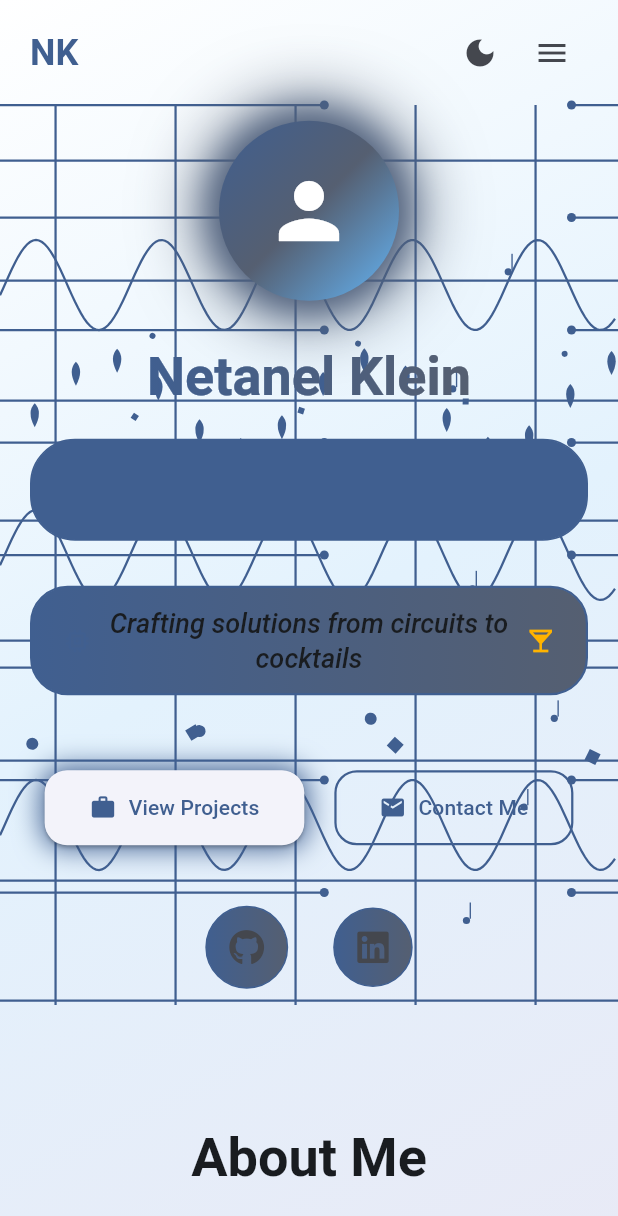
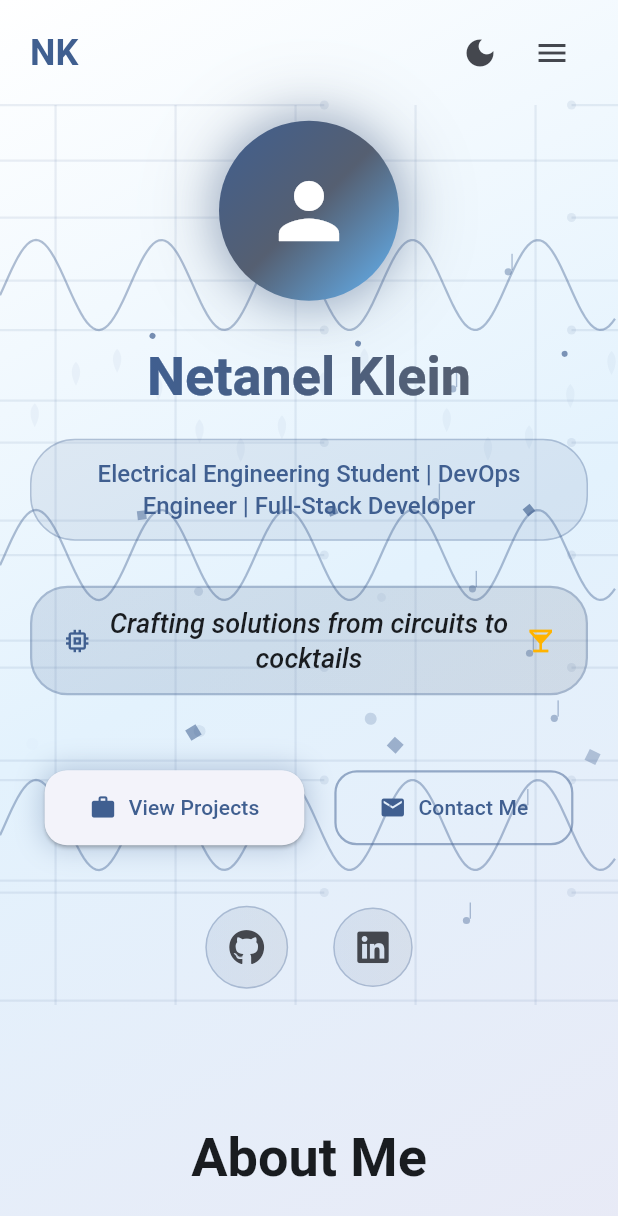
Before and after one commit to netanelklein/netanel-homepage, a Flutter app: the screen it shows after launch, after a tap on the "light mode" icon, on a phone screen of 412 x 824 dp. Shown: the top 1216 px of the screen. Run offline on Flutter 3.47's test engine with Material 3 defaults, Android fonts, the phone set to English and light mode, and no system bars; our stand-ins replace animate_do, flutter_screenutil, font_awesome_flutter, responsive_builder.

Commit message:
Fixed opacities

```diff
--- a/lib/presentation/widgets/common/artistic_background.dart
+++ b/lib/presentation/widgets/common/artistic_background.dart
@@ -46,7 +46,7 @@ class _ArtisticBackgroundState extends State<ArtisticBackground>
               return CustomPaint(
                 painter: ArtisticPatternPainter(
                   animationValue: _animationController.value,
-                  color: Theme.of(context).colorScheme.primary.withValues(),
+                  color: Theme.of(context).colorScheme.primary.withValues(alpha: 0.1),
                   isDark: Theme.of(context).brightness == Brightness.dark,
                 ),
               );
@@ -63,7 +63,7 @@ class _ArtisticBackgroundState extends State<ArtisticBackground>
                 return CustomPaint(
                   painter: FloatingParticlesPainter(
                     animationValue: _particleController.value,
-                    color: Theme.of(context).colorScheme.primary.withValues(),
+                    color: Theme.of(context).colorScheme.primary.withValues(alpha: 0.3),
                   ),
                 );
               },
@@ -103,7 +103,7 @@ class ArtisticPatternPainter extends CustomPainter {
       ..style = PaintingStyle.stroke;
 
     final fillPaint = Paint()
-      ..color = color.withValues()
+      ..color = color.withValues(alpha: 0.05)
       ..style = PaintingStyle.fill;
 
     // Circuit board traces with animation
@@ -172,7 +172,7 @@ class ArtisticPatternPainter extends CustomPainter {
         }
       }
 
-      canvas.drawPath(path, paint..color = color.withValues());
+      canvas.drawPath(path, paint..color = color.withValues(alpha: 0.4));
     }
   }
 
@@ -291,7 +291,7 @@ class FloatingParticlesPainter extends CustomPainter {
       ),
       size: 2 + (index % 3),
       rotation: time * 2 * math.pi + index,
-      color: color.withValues(),
+      color: color.withValues(alpha: 0.3 + 0.4 * math.sin(time * math.pi + index)),
       type: index % 2 == 0 ? ParticleType.circle : ParticleType.square,
     );
   }
@@ -304,7 +304,7 @@ class FloatingParticlesPainter extends CustomPainter {
       ),
       size: 6,
       rotation: 0,
-      color: color.withValues(),
+      color: color.withValues(alpha: 0.4),
       type: ParticleType.musicNote,
     );
   }
--- a/lib/presentation/widgets/sections/about_section.dart
+++ b/lib/presentation/widgets/sections/about_section.dart
@@ -160,10 +160,10 @@ class AboutSection extends StatelessWidget {
     return Container(
       padding: const EdgeInsets.symmetric(horizontal: 12, vertical: 6),
       decoration: BoxDecoration(
-        color: Theme.of(context).colorScheme.primary.withValues(),
+        color: Theme.of(context).colorScheme.primary.withValues(alpha: 0.1),
         borderRadius: BorderRadius.circular(20),
         border: Border.all(
-          color: Theme.of(context).colorScheme.primary.withValues(),
+          color: Theme.of(context).colorScheme.primary.withValues(alpha: 0.3),
         ),
       ),
       child: Text(
--- a/lib/presentation/widgets/sections/hero_section.dart
+++ b/lib/presentation/widgets/sections/hero_section.dart
@@ -41,12 +41,12 @@ class HeroSection extends StatelessWidget {
                         ),
                         boxShadow: [
                           BoxShadow(
-                            color: Theme.of(context).colorScheme.primary.withValues(),
+                            color: Theme.of(context).colorScheme.primary.withValues(alpha: 0.3),
                             blurRadius: 20,
                             spreadRadius: 5,
                           ),
                           BoxShadow(
-                            color: Theme.of(context).colorScheme.secondary.withValues(),
+                            color: Theme.of(context).colorScheme.secondary.withValues(alpha: 0.2),
                             blurRadius: 40,
                             spreadRadius: 10,
                           ),
@@ -96,9 +96,9 @@ class HeroSection extends StatelessWidget {
                       decoration: BoxDecoration(
                         borderRadius: BorderRadius.circular(30),
                         border: Border.all(
-                          color: Theme.of(context).colorScheme.primary.withValues(),
+                          color: Theme.of(context).colorScheme.primary.withValues(alpha: 0.3),
                         ),
-                        color: Theme.of(context).colorScheme.primary.withValues(),
+                        color: Theme.of(context).colorScheme.primary.withValues(alpha: 0.1),
                       ),
                       child: Text(
                         'Electrical Engineering Student | DevOps Engineer | Full-Stack Developer',
@@ -124,12 +124,12 @@ class HeroSection extends StatelessWidget {
                         borderRadius: BorderRadius.circular(25),
                         gradient: LinearGradient(
                           colors: [
-                            Theme.of(context).colorScheme.primary.withValues(),
-                            Theme.of(context).colorScheme.secondary.withValues(),
+                            Theme.of(context).colorScheme.primary.withValues(alpha: 0.15),
+                            Theme.of(context).colorScheme.secondary.withValues(alpha: 0.15),
                           ],
                         ),
                         border: Border.all(
-                          color: Theme.of(context).colorScheme.primary.withValues(),
+                          color: Theme.of(context).colorScheme.primary.withValues(alpha: 0.3),
                           width: 1.5,
                         ),
                       ),
@@ -250,7 +250,7 @@ class HeroSection extends StatelessWidget {
         boxShadow: [
           BoxShadow(
             color: isPrimary
-                ? Theme.of(context).colorScheme.primary.withValues()
+                ? Theme.of(context).colorScheme.primary.withValues(alpha: 0.3)
                 : Colors.transparent,
             blurRadius: 15,
             spreadRadius: 2,
@@ -279,7 +279,7 @@ class HeroSection extends StatelessWidget {
                   borderRadius: BorderRadius.circular(15),
                 ),
                 side: BorderSide(
-                  color: Theme.of(context).colorScheme.primary.withValues(),
+                  color: Theme.of(context).colorScheme.primary.withValues(alpha: 0.5),
                   width: 1.5,
                 ),
               ),
@@ -298,12 +298,12 @@ class HeroSection extends StatelessWidget {
         shape: BoxShape.circle,
         gradient: LinearGradient(
           colors: [
-            Theme.of(context).colorScheme.primary.withValues(),
-            Theme.of(context).colorScheme.secondary.withValues(),
+            Theme.of(context).colorScheme.primary.withValues(alpha: 0.1),
+            Theme.of(context).colorScheme.secondary.withValues(alpha: 0.1),
           ],
         ),
         border: Border.all(
-          color: Theme.of(context).colorScheme.primary.withValues(),
+          color: Theme.of(context).colorScheme.primary.withValues(alpha: 0.3),
         ),
       ),
       child: IconButton(
--- a/lib/presentation/widgets/sections/projects_section.dart
+++ b/lib/presentation/widgets/sections/projects_section.dart
@@ -112,7 +112,7 @@ class ProjectsSection extends StatelessWidget {
                     tech,
                     style: const TextStyle(fontSize: 12),
                   ),
-                  backgroundColor: Theme.of(context).colorScheme.primary.withValues(),
+                  backgroundColor: Theme.of(context).colorScheme.primary.withValues(alpha: 0.1),
                 )).toList(),
               ),
             ],
```
